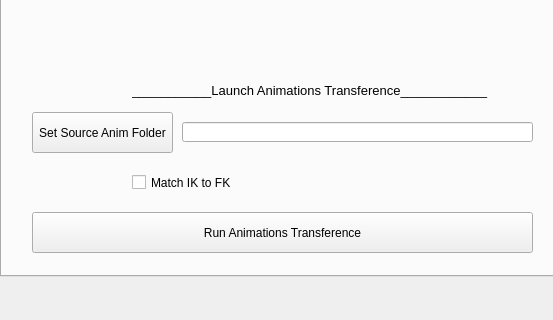
Qt form area_tools/anim/transferAnimTool.ui (gastonsbodio/maya_project_manager) before a commit; both pictures show x 0 to 553 and y 244 to 564 of the 784 by 564 pixel window.
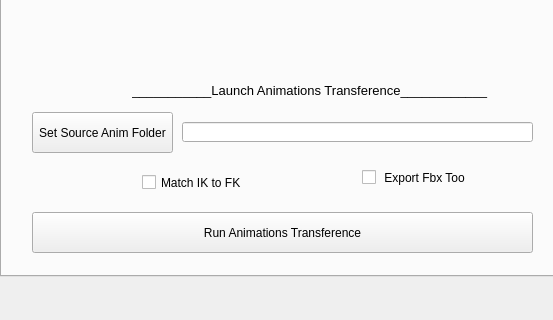
The same form after that commit. The open tabs and pages were chosen to show the change.

Commit message: weapon tool incrazing

Diff of the .ui file:
```diff
--- a/area_tools/anim/transferAnimTool.ui
+++ b/area_tools/anim/transferAnimTool.ui
@@ -190,7 +190,7 @@
      <widget class="QCheckBox" name="checkBFKIK_matcher">
       <property name="geometry">
        <rect>
-        <x>130</x>
+        <x>140</x>
         <y>390</y>
         <width>131</width>
         <height>21</height>
@@ -213,6 +213,19 @@
        <string>Set SetUp Path</string>
       </property>
      </widget>
+     <widget class="QCheckBox" name="checkBFExportFbx">
+      <property name="geometry">
+       <rect>
+        <x>360</x>
+        <y>370</y>
+        <width>111</width>
+        <height>51</height>
+       </rect>
+      </property>
+      <property name="text">
+       <string> Export Fbx Too</string>
+      </property>
+     </widget>
     </widget>
     <widget class="QWidget" name="tab_switch">
      <attribute name="title">
```
Left out of the diff: 2 changed lines with no effect on the pictures. The commit also changes 13 other files.
